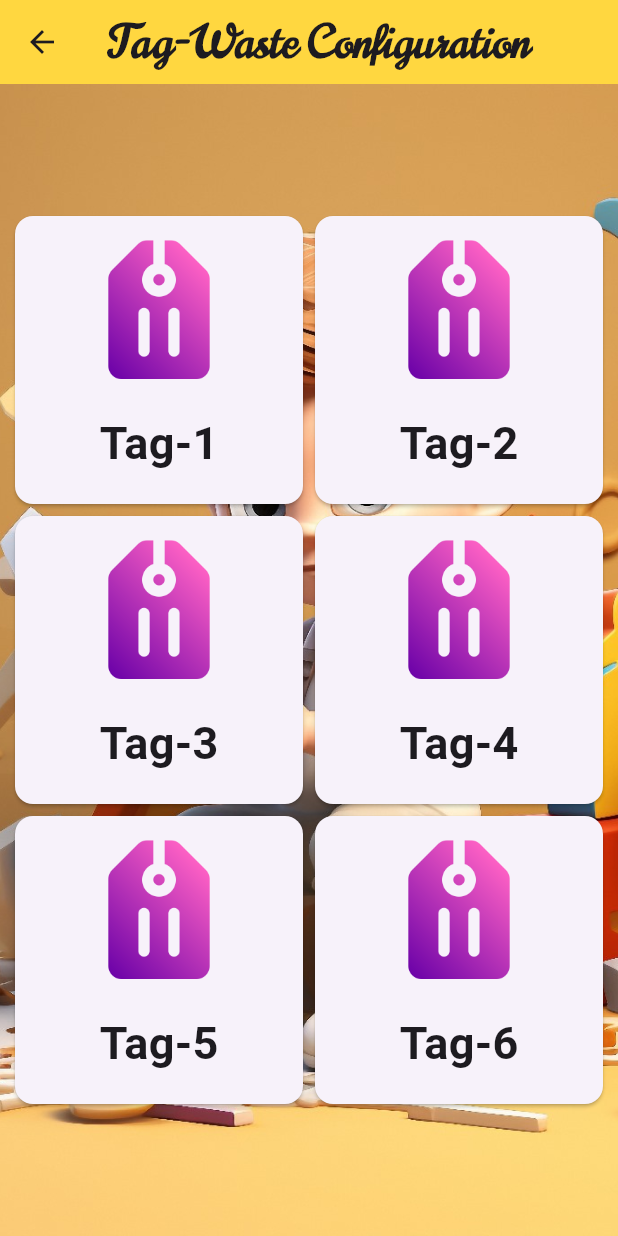
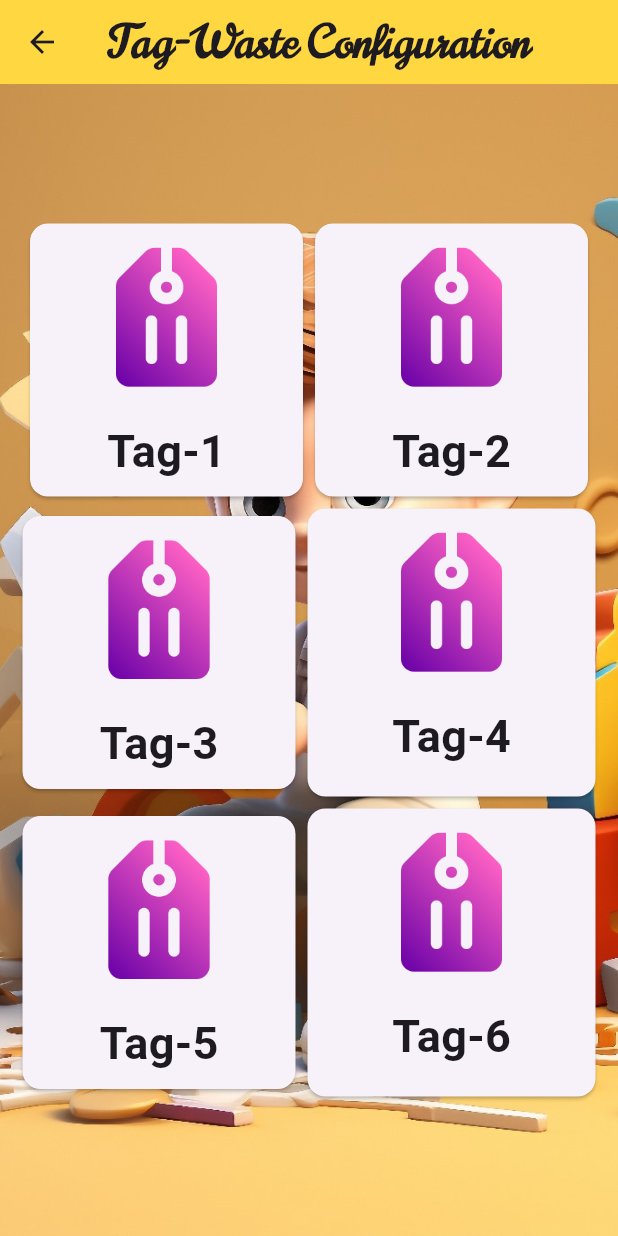
Before and after one commit to ajaykofficial/Flutter, a Flutter app: the SettingsScreen screen opened directly, after a tap on "Tag-Waste Configuration", on a phone screen of 412 x 824 dp. Run offline on Flutter 3.47's test engine with Material 3 defaults, Android fonts, the light colour scheme and no system bars; our stand-ins replace percent_indicator.

Commit message:
Tag-Waste screen width changed

```diff
--- a/eco_quest/lib/pages/game_screen.dart
+++ b/eco_quest/lib/pages/game_screen.dart
@@ -122,7 +122,7 @@ class _GameScreenState extends State<GameScreen> {
                                                 backgroundColor:
                                                     Colors.amberAccent),
                                             onPressed: () {
-                                              Navigator.push(
+                                              Navigator.pushReplacement(
                                                   context,
                                                   MaterialPageRoute(
                                                     builder: (context) =>
--- a/eco_quest/lib/pages/reader_tag_configuration_screen.dart
+++ b/eco_quest/lib/pages/reader_tag_configuration_screen.dart
@@ -60,7 +60,7 @@ class ReaderTagConfigurationScreen extends StatelessWidget {
                           child: Column(
                             children: [
                               Image.asset(
-                                'assets/images/tag1.png',
+                                'assets/images/tag2.png',
                                 width: 100,
                               ),
                               const Text(
@@ -106,7 +106,7 @@ class ReaderTagConfigurationScreen extends StatelessWidget {
                           child: Column(
                             children: [
                               Image.asset(
-                                'assets/images/tag1.png',
+                                'assets/images/tag2.png',
                                 width: 100,
                               ),
                               const Text(
@@ -144,7 +144,7 @@ class ReaderTagConfigurationScreen extends StatelessWidget {
                           child: Column(
                             children: [
                               Image.asset(
-                                'assets/images/tag1.png',
+                                'assets/images/tag2.png',
                                 width: 100,
                               ),
                               const Text(
--- a/eco_quest/lib/pages/result_screen.dart
+++ b/eco_quest/lib/pages/result_screen.dart
@@ -14,7 +14,7 @@ class ResultScreen extends StatelessWidget {
   Widget build(BuildContext context) {
     return Scaffold(
       appBar: AppBar(
-        title: Text('Results'),
+        title: const Text('Results'),
       ),
       body: Center(
         child: Column(
--- a/eco_quest/lib/pages/settings_screen.dart
+++ b/eco_quest/lib/pages/settings_screen.dart
@@ -71,7 +71,7 @@ class SettingsScreen extends StatelessWidget {
                           context,
                           MaterialPageRoute(
                               builder: (BuildContext context) =>
-                                  BinReaderConfigurationScreen()));
+                                  const BinReaderConfigurationScreen()));
                     },
                     style: ElevatedButton.styleFrom(
                         backgroundColor: Colors.lightBlueAccent,
@@ -95,7 +95,7 @@ class SettingsScreen extends StatelessWidget {
                           context,
                           MaterialPageRoute(
                               builder: (BuildContext context) =>
-                                  ReaderTagConfigurationScreen()));
+                                  const ReaderTagConfigurationScreen()));
                     },
                     style: ElevatedButton.styleFrom(
                         backgroundColor: Colors.redAccent,
@@ -119,7 +119,7 @@ class SettingsScreen extends StatelessWidget {
                           context,
                           MaterialPageRoute(
                               builder: (BuildContext context) =>
-                                  TagWasteConfigurationScreen()));
+                                  const TagWasteConfigurationScreen()));
                     },
                     style: ElevatedButton.styleFrom(
                         backgroundColor: Colors.greenAccent,
--- a/eco_quest/lib/pages/tag_waste_configuration_screen.dart
+++ b/eco_quest/lib/pages/tag_waste_configuration_screen.dart
@@ -33,8 +33,8 @@ class TagWasteConfigurationScreen extends StatelessWidget {
                 mainAxisAlignment: MainAxisAlignment.center,
                 children: [
                   SizedBox(
-                    width: 200,
-                    height: 200,
+                    width: 190,
+                    height: 190,
                     child: Card(
                       child: Column(
                         children: [
@@ -62,8 +62,8 @@ class TagWasteConfigurationScreen extends StatelessWidget {
                     ),
                   ),
                   SizedBox(
-                    width: 200,
-                    height: 200,
+                    width: 190,
+                    height: 190,
                     child: Card(
                       child: Column(
                         children: [
@@ -96,8 +96,8 @@ class TagWasteConfigurationScreen extends StatelessWidget {
                 mainAxisAlignment: MainAxisAlignment.center,
                 children: [
                   SizedBox(
-                    width: 200,
-                    height: 200,
+                    width: 190,
+                    height: 190,
                     child: Card(
                       child: Column(
                         children: [
@@ -159,8 +159,8 @@ class TagWasteConfigurationScreen extends StatelessWidget {
                 mainAxisAlignment: MainAxisAlignment.center,
                 children: [
                   SizedBox(
-                    width: 200,
-                    height: 200,
+                    width: 190,
+                    height: 190,
                     child: Card(
                       child: Column(
                         children: [
```
